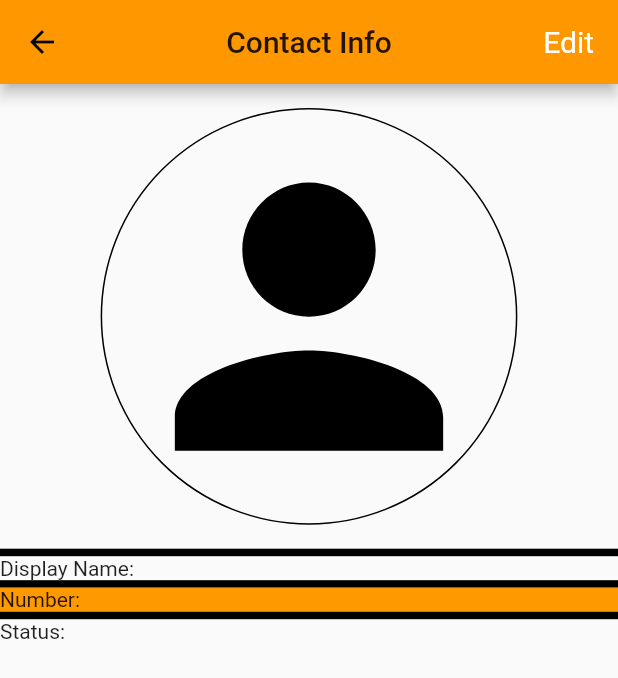
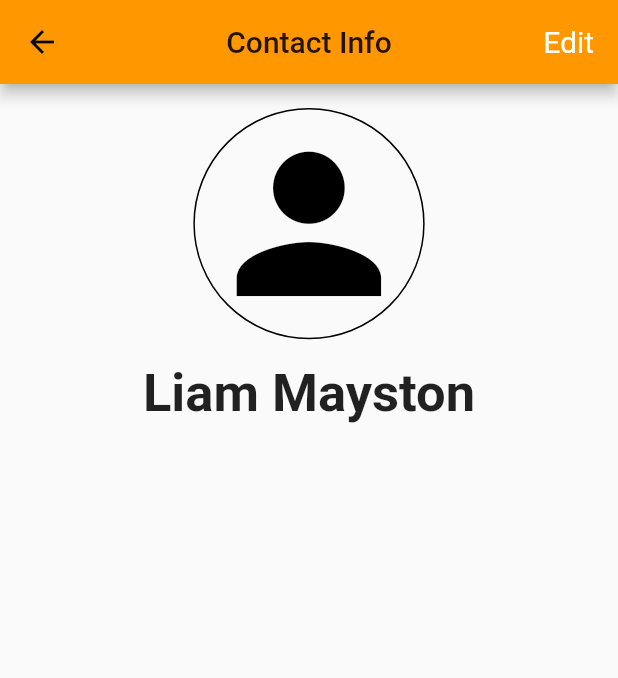
Before and after one commit to COS301-SE-2021/Atbash, a Flutter app: the ContactPage screen opened directly with empty values, on a phone screen of 412 x 824 dp. Shown: the top 678 px of the screen. Run offline on Flutter 3.47's test engine with Material 2 defaults, Android fonts, the phone set to English and light mode, and no system bars; our stand-ins replace country_code_picker, firebase_core, firebase_messaging, flutter_local_notifications, flutter_mobx, flutter_secure_storage and 7 more; missing offline and left inert: pointycastle, rsa_encrypt; accounts and stored records are empty; generated files the repository leaves out were written again.

Commit message:
ContactPage.dart. Added Image and name display.

```diff
--- a/mobile/lib/pages/ContactPage.dart
+++ b/mobile/lib/pages/ContactPage.dart
@@ -13,7 +13,6 @@ class ContactPage extends StatefulWidget {
 }
 
 class _ContactPageState extends State<ContactPage> {
-
   @override
   Widget build(BuildContext context) {
     return Scaffold(
@@ -42,54 +41,25 @@ class _ContactPageState extends State<ContactPage> {
   }
 
   Widget _buildBody(BuildContext context) {
-    return Column(
+    return ListView(
       children: [
-        //Base64Decoder().convert(widget.contact.profileImage),
         Container(
           alignment: Alignment.center,
           padding: EdgeInsets.symmetric(vertical: 16.0),
           child: AvatarIcon.fromString(
             widget.contact.profileImage,
-            radius: MediaQuery.of(context).size.width * 0.65,
+            radius: MediaQuery.of(context).size.width * 0.35,
           ),
         ),
-        Divider(
-          thickness: 5.0,
-          color: Colors.black,
-          height: 5.0,
+        Text(
+          "Liam Mayston",
+          textAlign: TextAlign.center,
+          style: TextStyle(
+            fontSize: 35,
+            fontWeight: FontWeight.bold,
+          ),
         ),
-        Row(children: [
-          Text("Display Name:"),
-          Text(widget.contact.displayName),
-        ]),
-        Divider(
-          thickness: 5.0,
-          color: Colors.black,
-          height: 5.0,
-        ),
-        Container(
-          padding: EdgeInsets.zero,
-          color: Constants.orangeColor,
-          child: Row(children: [
-            Expanded(
-              child: Text("Number:"),
-              flex: 1,
-            ),
-            Expanded(
-              child: Text(widget.contact.phoneNumber),
-              flex: 2,
-            ),
-          ]),
-        ),
-        Divider(
-          thickness: 5.0,
-          color: Colors.black,
-          height: 5.0,
-        ),
-        Row(children: [
-          Text("Status:"),
-          Text(widget.contact.status),
-        ]),
+
       ],
     );
   }
```
